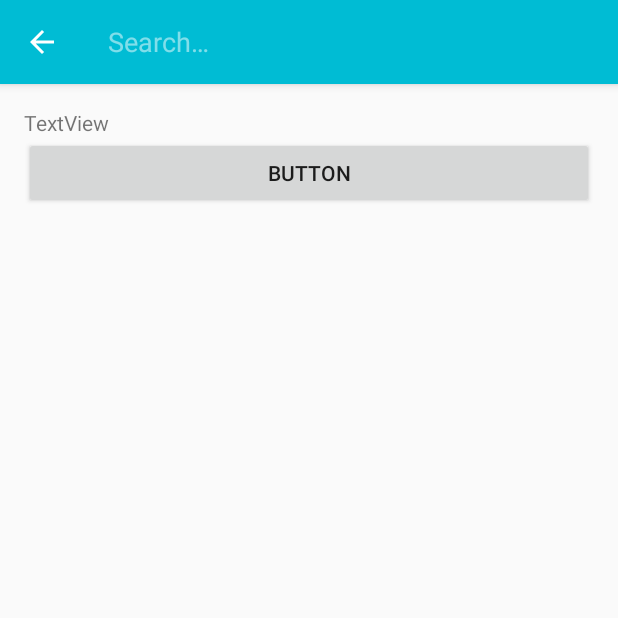
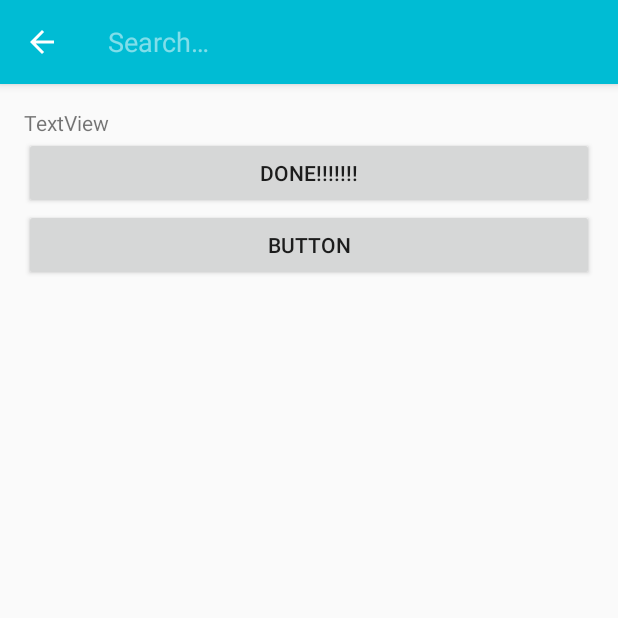
Before and after one commit to wenjun666/firebase_hurryUp, an Android app: the AddFriendActivity screen opened directly, with no data from a screen before it, after a tap on "search", on a phone screen of 412 x 824 dp, the top half of it. Run offline under Robolectric (Android 15) with nearby library versions, the phone set to English and light mode, and no system bars; our stand-ins replace Firebase (no records; nobody signed in at launch, a user with empty details on screens opened directly); 3 statements that could not run were skipped.

Commit message:
Create Event layout

```diff
--- a/app/src/main/res/layout/activity_add_friend.xml
+++ b/app/src/main/res/layout/activity_add_friend.xml
@@ -16,6 +16,11 @@
         android:layout_height="wrap_content"
         android:id="@+id/textView2" />
     <Button
+        android:text="Done!!!!!!!"
+        android:layout_width="match_parent"
+        android:layout_height="wrap_content"
+        android:id="@+id/btnFinishEvent" />
+    <Button
         android:text="Button"
         android:layout_width="match_parent"
         android:layout_height="wrap_content"
@@ -24,4 +29,5 @@
         android:layout_width="match_parent"
         android:layout_height="match_parent"
         android:id="@+id/friendList" />
+
 </LinearLayout>
```
